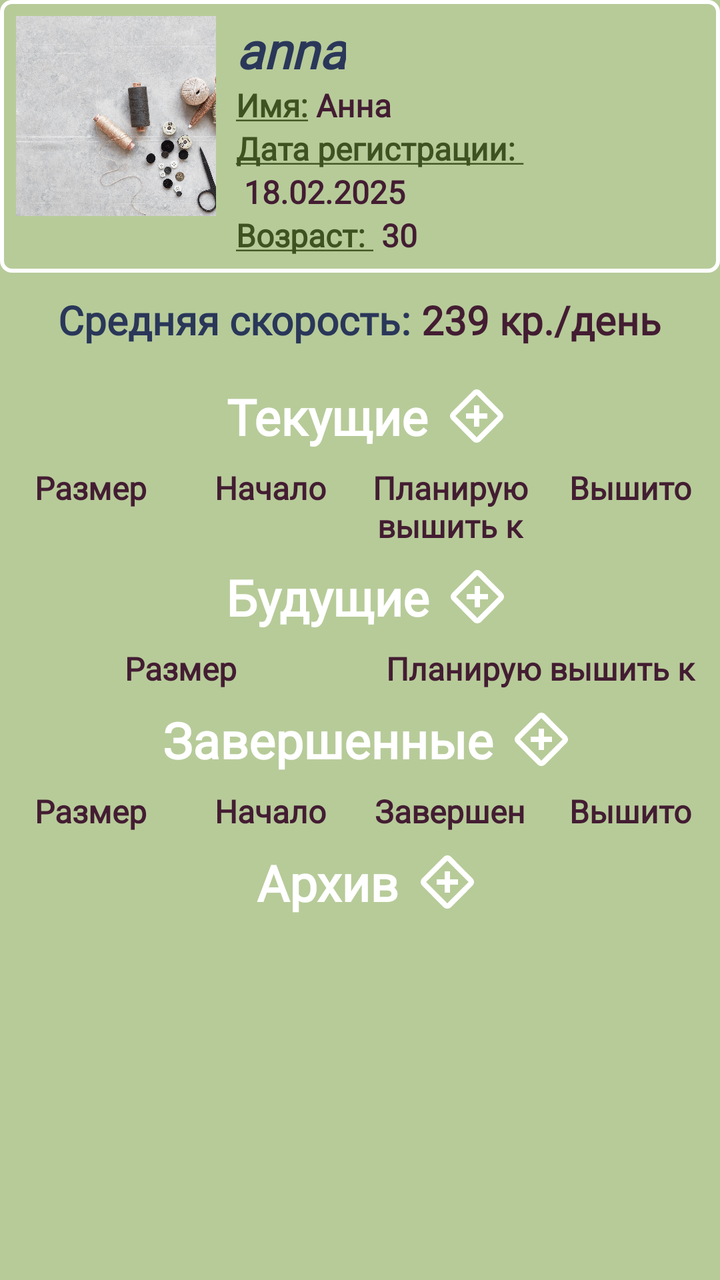
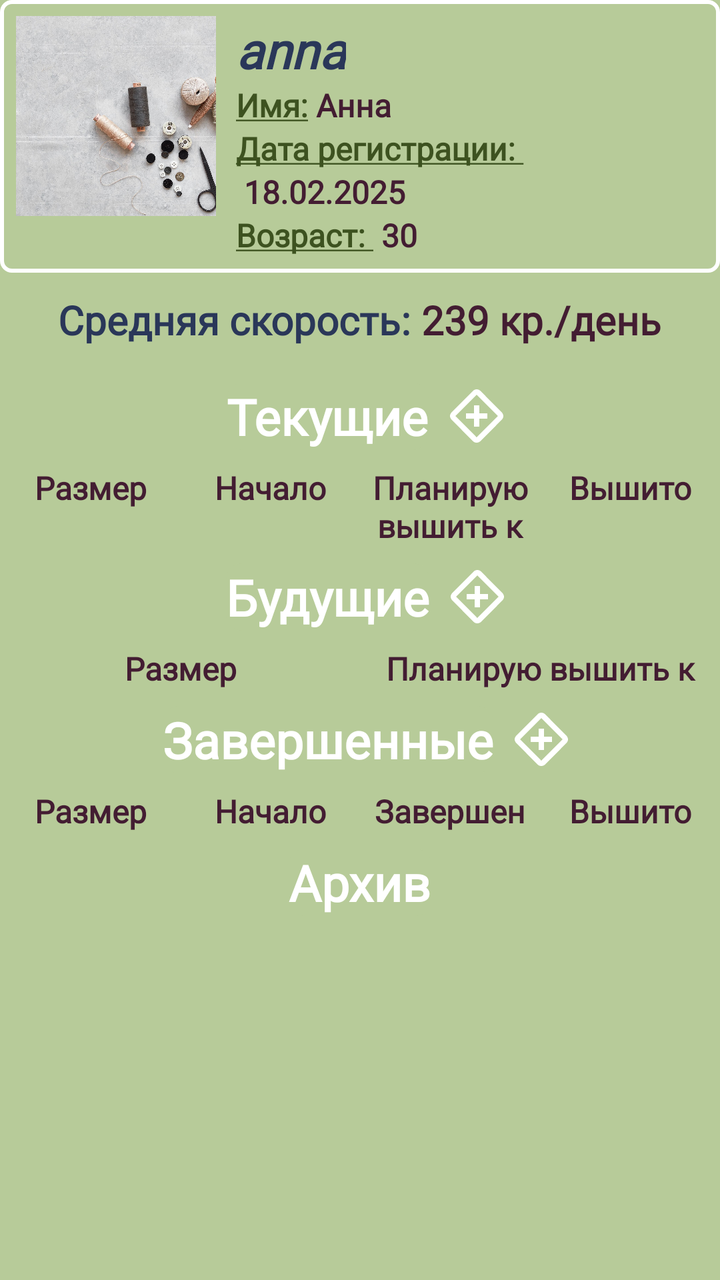

The first picture is an Android layout as it rendered before a commit; the second is the same layout after the commit. The layout source and the unified diff follow.
<!-- AndroidManifest.xml: application theme Theme.AndroidCrossStitchCounter -->
<!-- res/layout/proj_fragment.xml -->
<?xml version="1.0" encoding="utf-8"?>
<RelativeLayout xmlns:android="http://schemas.android.com/apk/res/android"
    android:id="@+id/projLayout"
    android:layout_width="match_parent"
    android:layout_height="match_parent"
    android:background="@color/light_green"
    android:padding="0dp"
    xmlns:tools="http://schemas.android.com/tools"
    tools:context=".fragments.ProjFragment"
    >
    <RelativeLayout
        android:id="@+id/userBox"
        android:layout_width="match_parent"
        android:layout_height="wrap_content"
        android:background="@drawable/frame"
        >
        <ImageView
            android:id="@+id/imgAvatar"
            android:layout_width="100dp"
            android:layout_height="100dp"
            android:contentDescription="@string/avatar"
            android:src="@drawable/test"
            android:scaleType="centerCrop"
            android:layout_marginEnd="10dp"
            />
        <TextView
            android:id="@+id/logProj"
            android:layout_width="wrap_content"
            android:layout_height="wrap_content"
            android:text="anna"
            style="@style/labelPrimusDarkBlue"
            android:textSize="25sp"
            android:layout_toEndOf="@id/imgAvatar"
            android:textStyle="italic|bold"
            />
        <TextView
            android:id="@+id/nameProj"
            android:layout_width="wrap_content"
            android:layout_height="wrap_content"
            android:text="@string/nameProjLine"
            style="@style/labelPrimusDarkGreen"
            android:textSize="16sp"
            android:layout_toEndOf="@id/imgAvatar"
            android:layout_below="@id/logProj"
            />
        <TextView
            android:id="@+id/userName"
            android:layout_width="wrap_content"
            android:layout_height="wrap_content"
            android:text=" Анна"
            style="@style/labelPrimusPlum"
            android:textSize="16sp"
            android:textColor="@color/dark_plum"
            android:layout_toEndOf="@id/nameProj"
            android:layout_below="@id/logProj"
            />
        <TextView
            android:id="@+id/regDateProj"
            android:layout_width="wrap_content"
            android:layout_height="wrap_content"
            android:text="@string/regDateLine"
            style="@style/labelPrimusDarkGreen"
            android:textSize="16sp"
            android:layout_toEndOf="@id/imgAvatar"
            android:layout_below="@id/nameProj"
            />
        <TextView
            android:id="@+id/regDate"
            android:layout_width="wrap_content"
            android:layout_height="wrap_content"
            android:text=" 18.02.2025"
            style="@style/labelPrimusPlum"
            android:textSize="16sp"
            android:textColor="@color/dark_plum"
            android:layout_toEndOf="@id/imgAvatar"
            android:layout_below="@id/regDateProj"
            />
        <TextView
            android:id="@+id/ageProj"
            android:layout_width="wrap_content"
            android:layout_height="wrap_content"
            android:text="@string/ageLine"
            style="@style/labelPrimusDarkGreen"
            android:textSize="16sp"
            android:layout_toEndOf="@id/imgAvatar"
            android:layout_below="@id/regDate"
            />
        <TextView
            android:layout_width="wrap_content"
            android:layout_height="wrap_content"
            android:text=" 30"
            style="@style/labelPrimusPlum"
            android:textSize="16sp"
            android:textColor="@color/dark_plum"
            android:layout_toEndOf="@id/ageProj"
            android:layout_below="@id/regDate"
            />
    </RelativeLayout>
    <LinearLayout
        android:id="@+id/layoutSpeed"
        android:layout_width="wrap_content"
        android:layout_height="wrap_content"
        android:layout_below="@id/userBox"
        android:layout_centerHorizontal="true"
        android:orientation="horizontal"
        android:gravity="center_horizontal"
        >
        <TextView
            android:id="@+id/avgSpeed"
            android:layout_width="wrap_content"
            android:layout_height="wrap_content"
            android:text="Средняя скорость: "
            android:paddingTop="10dp"
            android:paddingBottom="10dp"
            android:textSize="20sp"
            style="@style/labelNewStandartOld"
            />
        <TextView
            android:id="@+id/avgSpeedVal"
            android:layout_width="wrap_content"
            android:layout_height="wrap_content"
            android:text="239 кр./день"
            android:paddingBottom="10dp"
            style="@style/labelPrimusPlum"
            android:textSize="20sp"
            android:textColor="@color/dark_plum"
            />
    </LinearLayout>
    <ScrollView
        android:id="@+id/scroll"
        android:layout_width="match_parent"
        android:layout_height="wrap_content"
        android:layout_below="@id/layoutSpeed"
        android:layout_centerHorizontal="true"
        android:fillViewport="true"
        >
        <RelativeLayout
                    android:id="@+id/projAdapterLayout"
                    android:layout_width="wrap_content"
                    android:layout_height="wrap_content"
                    android:layout_centerHorizontal="true">
    <LinearLayout
        android:id="@+id/presentLayout"
        android:layout_width="match_parent"
        android:layout_height="wrap_content"
        android:gravity="center"
        >
        <TextView
            android:id="@+id/present"
            android:layout_width="wrap_content"
            android:layout_height="wrap_content"
            android:text="Текущие"
            style="@style/projNames"
            android:layout_marginEnd="10dp" />
        <ImageView
            android:id="@+id/imageAdd"
            android:layout_width="32dp"
            android:layout_height="32dp"
            android:contentDescription="Добавить"
            android:src="@drawable/add" />
    </LinearLayout>
    <LinearLayout
        android:id="@+id/currentProjHead"
        android:layout_width="match_parent"
        android:layout_height="wrap_content"
        android:orientation="horizontal"
        android:layout_below="@id/presentLayout">
        <TextView
            android:id="@+id/size"
            android:text="Размер"
            android:layout_width="0dp"
            android:layout_height="wrap_content"
            android:layout_weight="1"
            android:gravity="center"
            style="@style/labelPrimusPlum"/>
        <TextView
            android:id="@+id/startDate"
            android:text="Начало"
            android:layout_width="0dp"
            android:layout_height="wrap_content"
            android:layout_weight="1"
            android:gravity="center"
            style="@style/labelPrimusPlum"/>
        <TextView
            android:id="@+id/planDate"
            android:text="Планирую вышить к"
            android:layout_width="0dp"
            android:layout_height="wrap_content"
            android:layout_weight="1"
            android:gravity="center"
            style="@style/labelPrimusPlum"/>
        <TextView
            android:id="@+id/stitched"
            android:text="Вышито"
            android:layout_width="0dp"
            android:layout_height="wrap_content"
            android:layout_weight="1"
            android:gravity="center"
            style="@style/labelPrimusPlum"/>
    </LinearLayout>

            <androidx.recyclerview.widget.RecyclerView
                android:id="@+id/currentList"
                android:layout_width="match_parent"
                android:layout_height="wrap_content"
                android:layout_below="@+id/currentProjHead"
                android:layout_marginTop="0dp" />

            <LinearLayout
                android:id="@+id/futureLayout"
                android:layout_width="match_parent"
                android:layout_height="wrap_content"
                android:gravity="center"
                android:layout_below="@id/currentList">
                <TextView
                    android:id="@+id/future"
                    android:layout_width="wrap_content"
                    android:layout_height="wrap_content"
                    android:text="Будущие"
                    style="@style/projNames"
                    android:layout_marginEnd="10dp" />
                <ImageView
                    android:id="@+id/imageAddF"
                    android:layout_width="32dp"
                    android:layout_height="32dp"
                    android:contentDescription="Добавить"
                    android:src="@drawable/add" />
    </LinearLayout>
    <LinearLayout
        android:id="@+id/futureProjHead"
        android:layout_width="match_parent"
        android:layout_height="wrap_content"
        android:orientation="horizontal"
        android:layout_below="@id/futureLayout">
        <TextView
            android:id="@+id/sizeF"
            android:text="Размер"
            android:layout_width="0dp"
            android:layout_height="wrap_content"
            android:layout_weight="1"
            android:gravity="center"
            style="@style/labelPrimusPlum"/>
        <TextView
            android:id="@+id/planDateF"
            android:text="Планирую вышить к"
            android:layout_width="0dp"
            android:layout_height="wrap_content"
            android:layout_weight="1"
            android:gravity="center"
            style="@style/labelPrimusPlum"/>
    </LinearLayout>
    <androidx.recyclerview.widget.RecyclerView
        android:id="@+id/futureList"
        android:layout_width="match_parent"
        android:layout_height="wrap_content"
        android:layout_below="@+id/futureProjHead"
        />
            <LinearLayout
                android:id="@+id/finishLayout"
                android:layout_width="match_parent"
                android:layout_height="wrap_content"
                android:gravity="center"
                android:layout_below="@id/futureList">
                <TextView
                    android:id="@+id/finish"
                    android:layout_width="wrap_content"
                    android:layout_height="wrap_content"
                    android:text="Завершенные"
                    style="@style/projNames"
                    android:layout_marginEnd="10dp" />
                <ImageView
                    android:id="@+id/imageAddFinish"
                    android:layout_width="32dp"
                    android:layout_height="32dp"
                    android:contentDescription="Добавить"
                    android:src="@drawable/add" />
            </LinearLayout>
            <LinearLayout
                android:id="@+id/finishedProjHead"
                android:layout_width="match_parent"
                android:layout_height="wrap_content"
                android:orientation="horizontal"
                android:layout_below="@id/finishLayout">
                <TextView
                    android:id="@+id/sizeFin"
                    android:text="Размер"
                    android:layout_width="0dp"
                    android:layout_height="wrap_content"
                    android:layout_weight="1"
                    android:gravity="center"
                    style="@style/labelPrimusPlum"/>
                <TextView
                    android:id="@+id/startDateFin"
                    android:text="Начало"
                    android:layout_width="0dp"
                    android:layout_height="wrap_content"
                    android:layout_weight="1"
                    android:gravity="center"
                    style="@style/labelPrimusPlum"/>
                <TextView
                    android:id="@+id/planDateFin"
                    android:text="Завершен"
                    android:layout_width="0dp"
                    android:layout_height="wrap_content"
                    android:layout_weight="1"
                    android:gravity="center"
                    style="@style/labelPrimusPlum"/>
                <TextView
                    android:id="@+id/stitchedFin"
                    android:text="Вышито"
                    android:layout_width="0dp"
                    android:layout_height="wrap_content"
                    android:layout_weight="1"
                    android:gravity="center"
                    style="@style/labelPrimusPlum"/>
            </LinearLayout>
            <androidx.recyclerview.widget.RecyclerView
                android:id="@+id/finishedList"
                android:layout_width="match_parent"
                android:layout_height="wrap_content"
                android:layout_below="@+id/finishedProjHead"
                />
            <LinearLayout
                android:id="@+id/archiveLayout"
                android:layout_width="match_parent"
                android:layout_height="wrap_content"
                android:gravity="center"
                android:layout_below="@id/finishedList">
                <TextView
                    android:id="@+id/archive"
                    android:layout_width="wrap_content"
                    android:layout_height="wrap_content"
                    android:text="Архив"
                    style="@style/projNames"
                    android:layout_marginEnd="10dp" />
                <ImageView
                    android:id="@+id/imageAddArchive"
                    android:layout_width="32dp"
                    android:layout_height="32dp"
                    android:contentDescription="Добавить"
                    android:src="@drawable/add" />
            </LinearLayout>
            <androidx.recyclerview.widget.RecyclerView
                android:id="@+id/archivedList"
                android:layout_width="match_parent"
                android:layout_height="wrap_content"
                android:layout_below="@+id/archiveLayout"
                />
        </RelativeLayout>
    </ScrollView>
</RelativeLayout>
<!-- resources referenced by this layout -->
<resources>
  <color name="dark_plum">#431D32</color>
  <color name="light_green">#B7CB99</color>
  <!-- drawable add (drawable) -->
  <vector xmlns:android="http://schemas.android.com/apk/res/android"
      android:width="24dp"
      android:height="24dp"
      android:viewportWidth="960"
      android:viewportHeight="960">
    <path
        android:pathData="M440,640h80v-120h120v-80L520,440v-120h-80v120L320,440v80h120v120ZM480,880q-16,0 -30.5,-5.5T424,857L105,537q-11,-12 -18,-26.5T80,480q0,-16 7,-30.5t18,-25.5l319,-320q12,-12 26,-18t30,-6q16,0 31,6t26,18l318,320q11,12 18,26t7,30q0,16 -6.5,30.5T855,537L537,857q-11,11 -26,17t-31,6ZM480,800 L799,480 480,160 161,480 480,800ZM480,480Z"
        android:fillColor="#FFFFFF"/>
  </vector>
  <!-- drawable frame (drawable) -->
  <?xml version="1.0" encoding="utf-8"?>
  <shape xmlns:android="http://schemas.android.com/apk/res/android"
      android:shape="rectangle"
      >
      <stroke android:width="2dp" android:color="@color/white"/>
      <corners android:radius="5dp"/>
      <padding android:bottom="8dp" android:left="8dp" android:right="8dp" android:top="8dp"/>
  </shape>
  <!-- drawable test: jpg bitmap (drawable, 353241 bytes) -->
  <string name="ageLine"><u>Возраст: </u></string>
  <string name="avatar">Аватарка</string>
  <string name="nameProjLine"><u>Имя:</u></string>
  <string name="regDateLine"><u>Дата регистрации: </u></string>
  <style name="labelNewStandartOld">
          <item name="android:textColor">@color/dark_blue</item>
          <item name="android:textSize">25sp</item>
          <item name="fontFamily">@font/new_standard_old</item>
          <item name="android:textStyle">bold</item>
      </style>
  <style name="labelPrimusDarkBlue">
          <item name="android:textColor">@color/dark_blue</item>
          <item name="android:textSize">16sp</item>
          <item name="fontFamily">@font/primus</item>
          <item name="android:textStyle">bold</item>
      </style>
  <style name="labelPrimusDarkGreen">
          <item name="android:textColor">@color/dark_green</item>
          <item name="android:textSize">16sp</item>
          <item name="fontFamily">@font/primus</item>
          <item name="android:textStyle">bold</item>
      </style>
  <style name="labelPrimusPlum">
          <item name="android:textColor">@color/dark_plum</item>
          <item name="android:textSize">16sp</item>
          <item name="fontFamily">@font/primus</item>
          <item name="android:textStyle">bold</item>
      </style>
  <style name="projNames">
          <item name="android:background">@drawable/blue_rect</item>
          <item name="android:textColor">@color/white</item>
          <item name="android:fontFamily">@font/new_standard_old</item>
          <item name="android:textSize">25sp</item>
          <item name="android:layout_margin">8dp</item>
          <item name="android:textStyle">bold</item>
      </style>
  <style name="Theme.AndroidCrossStitchCounter" parent="Base.Theme.AndroidCrossStitchCounter" />
  <color name="white">#FFFFFFFF</color>
  <color name="dark_blue">#2A3759</color>
  <color name="dark_green">#3D5220</color>
  <!-- drawable blue_rect (drawable) -->
  <?xml version="1.0" encoding="utf-8"?>
  <shape xmlns:android="http://schemas.android.com/apk/res/android"
      android:shape="rectangle"
      >
      <corners android:radius="8dp"/>
      <solid android:color="@color/light_green"/>
      <stroke android:width="0dp"/>
  </shape>
  <style name="Base.Theme.AndroidCrossStitchCounter" parent="Theme.Material3.DayNight.NoActionBar">
          
          
      </style>
</resources>

<!-- the commit's change to res/layout/proj_fragment.xml (unified diff, before → after) -->
@@ -333,12 +333,6 @@
                     android:text="Архив"
                     style="@style/projNames"
                     android:layout_marginEnd="10dp" />
-                <ImageView
-                    android:id="@+id/imageAddArchive"
-                    android:layout_width="32dp"
-                    android:layout_height="32dp"
-                    android:contentDescription="Добавить"
-                    android:src="@drawable/add" />
             </LinearLayout>
             <androidx.recyclerview.widget.RecyclerView
                 android:id="@+id/archivedList"
